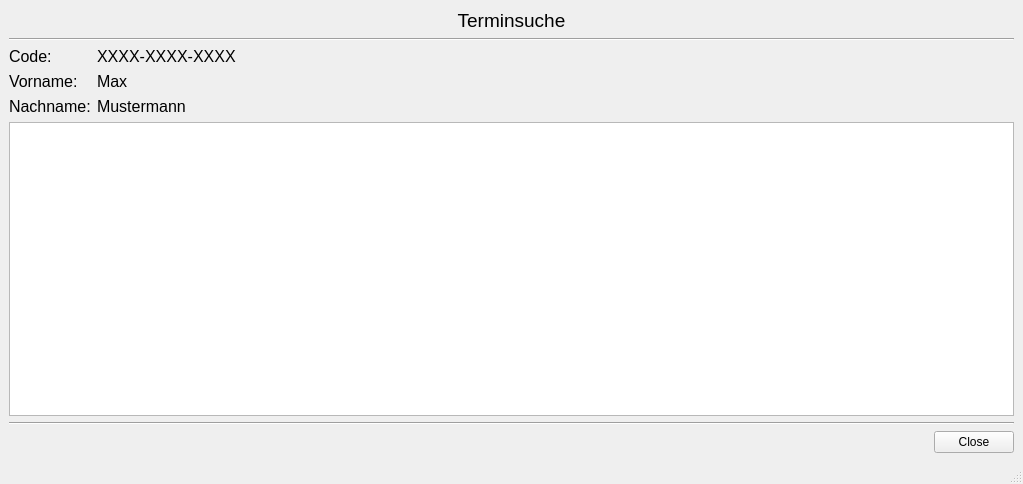
timreibe/vaccipy, file tools/gui/terminsuche.ui: the form before one commit.
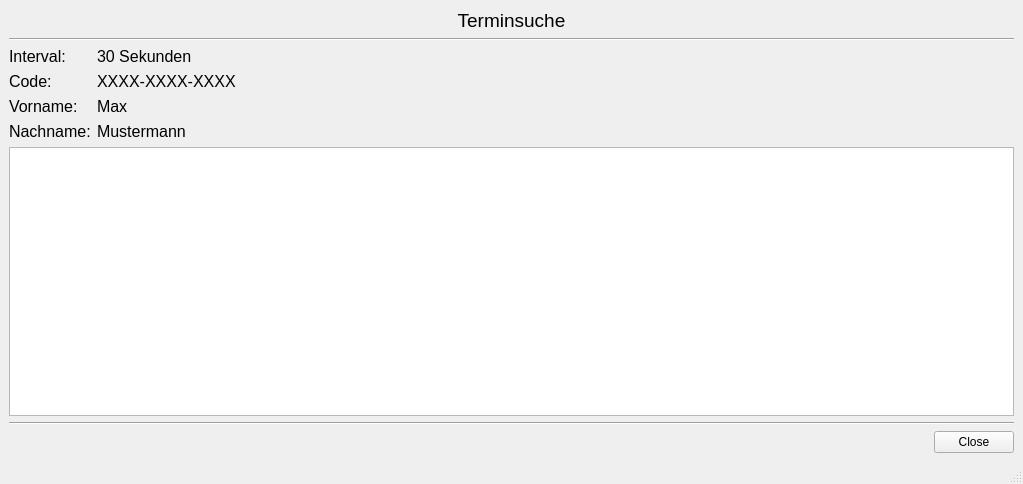
The form after the commit.

Commit message: Added dynamic setting of the interval

The edit to the form file:
```diff
--- a/tools/gui/terminsuche.ui
+++ b/tools/gui/terminsuche.ui
@@ -55,7 +55,7 @@
       </item>
       <item row="2" column="0">
        <layout class="QFormLayout" name="daten_form_layout">
-        <item row="0" column="0">
+        <item row="1" column="0">
          <widget class="QLabel" name="code_name_label">
           <property name="font">
            <font>
@@ -67,7 +67,7 @@
           </property>
          </widget>
         </item>
-        <item row="0" column="1">
+        <item row="1" column="1">
          <widget class="QLabel" name="code_label">
           <property name="font">
            <font>
@@ -79,7 +79,7 @@
           </property>
          </widget>
         </item>
-        <item row="1" column="0">
+        <item row="2" column="0">
          <widget class="QLabel" name="vorname_name_label">
           <property name="font">
            <font>
@@ -91,7 +91,7 @@
           </property>
          </widget>
         </item>
-        <item row="1" column="1">
+        <item row="2" column="1">
          <widget class="QLabel" name="vorname_label">
           <property name="font">
            <font>
@@ -103,7 +103,7 @@
           </property>
          </widget>
         </item>
-        <item row="2" column="0">
+        <item row="3" column="0">
          <widget class="QLabel" name="nachname_name_label">
           <property name="font">
            <font>
@@ -115,7 +115,7 @@
           </property>
          </widget>
         </item>
-        <item row="2" column="1">
+        <item row="3" column="1">
          <widget class="QLabel" name="nachname_label">
           <property name="font">
            <font>
@@ -127,6 +127,30 @@
           </property>
          </widget>
         </item>
+        <item row="0" column="0">
+         <widget class="QLabel" name="interval_name_label">
+          <property name="font">
+           <font>
+            <pointsize>12</pointsize>
+           </font>
+          </property>
+          <property name="text">
+           <string>Interval: </string>
+          </property>
+         </widget>
+        </item>
+        <item row="0" column="1">
+         <widget class="QLabel" name="interval_label">
+          <property name="font">
+           <font>
+            <pointsize>12</pointsize>
+           </font>
+          </property>
+          <property name="text">
+           <string>30 Sekunden</string>
+          </property>
+         </widget>
+        </item>
        </layout>
       </item>
       <item row="1" column="0">
```
The commit also changes 3 other files.
